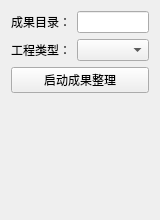
asd977/base_cae, file plugins/Base_PostProcessing/ResultArrangeWidget.ui: the form before one commit.
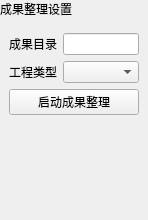
The form after the commit.

Diff of the .ui file:
```diff
--- a/plugins/Base_PostProcessing/ResultArrangeWidget.ui
+++ b/plugins/Base_PostProcessing/ResultArrangeWidget.ui
@@ -14,17 +14,66 @@
    <string>成果整理</string>
   </property>
   <layout class="QVBoxLayout" name="verticalLayout">
+   <property name="leftMargin">
+    <number>0</number>
+   </property>
+   <property name="topMargin">
+    <number>0</number>
+   </property>
+   <property name="rightMargin">
+    <number>0</number>
+   </property>
+   <property name="bottomMargin">
+    <number>0</number>
+   </property>
+   <item>
+    <widget class="QLabel" name="pageHeaderLabel">
+     <property name="sizePolicy">
+      <sizepolicy hsizetype="Preferred" vsizetype="Fixed">
+       <horstretch>0</horstretch>
+       <verstretch>0</verstretch>
+      </sizepolicy>
+     </property>
+     <property name="text">
+      <string>成果整理设置</string>
+     </property>
+    </widget>
+   </item>
+   <item>
+    <layout class="QVBoxLayout" name="contentLayout">
+     <property name="leftMargin">
+      <number>9</number>
+     </property>
+     <property name="topMargin">
+      <number>9</number>
+     </property>
+     <property name="rightMargin">
+      <number>9</number>
+     </property>
+     <property name="bottomMargin">
+      <number>9</number>
+     </property>
+     <property name="spacing">
+      <number>6</number>
+     </property>
    <item>
     <layout class="QHBoxLayout" name="pathLayout">
      <item>
       <widget class="QLabel" name="pathLabel">
        <property name="text">
-        <string>成果目录：</string>
+          <string>成果目录</string>
        </property>
       </widget>
      </item>
      <item>
-      <widget class="QLineEdit" name="dirLineEdit"/>
+        <widget class="QLineEdit" name="dirLineEdit">
+         <property name="minimumSize">
+          <size>
+           <width>10</width>
+           <height>0</height>
+          </size>
+         </property>
+        </widget>
      </item>
     </layout>
    </item>
@@ -39,12 +88,19 @@
         </sizepolicy>
        </property>
        <property name="text">
-        <string>工程类型：</string>
+          <string>工程类型</string>
        </property>
       </widget>
      </item>
      <item>
-      <widget class="QComboBox" name="typeComboBox"/>
+        <widget class="QComboBox" name="typeComboBox">
+         <property name="minimumSize">
+          <size>
+           <width>10</width>
+           <height>0</height>
+          </size>
+         </property>
+        </widget>
      </item>
     </layout>
    </item>
@@ -69,6 +125,8 @@
     </spacer>
    </item>
   </layout>
+   </item>
+  </layout>
  </widget>
  <resources/>
  <connections/>
```
Left out of the diff: 6 changed lines with no effect on the pictures. Lines whose indentation alone changed are shown as unchanged.
